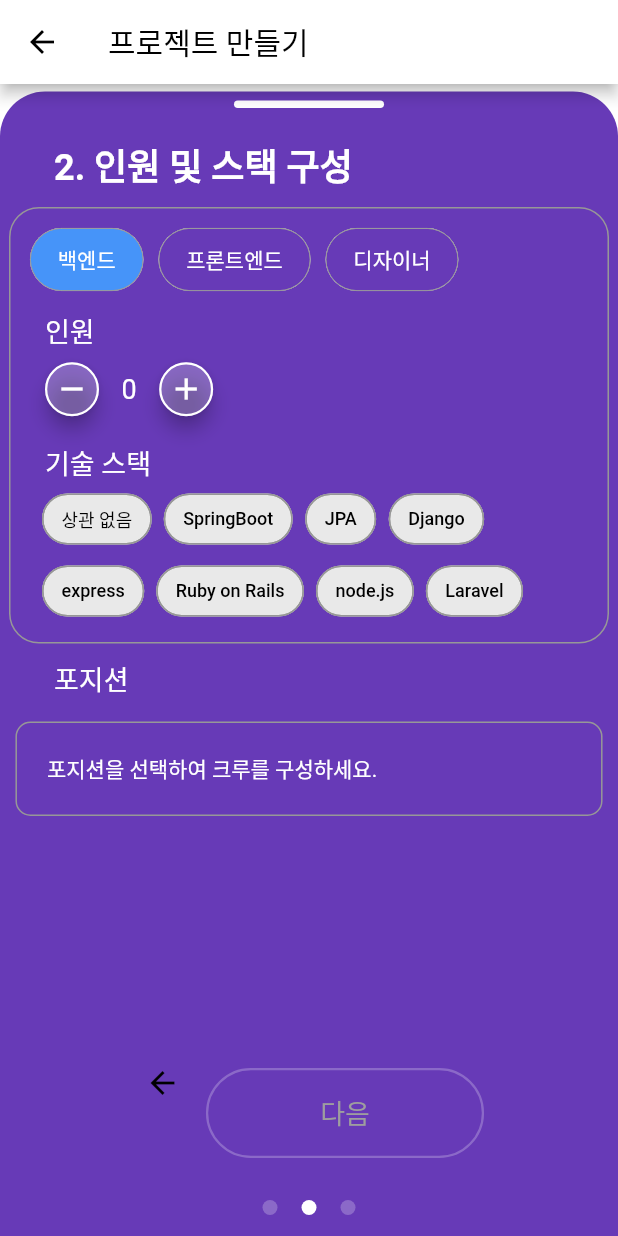
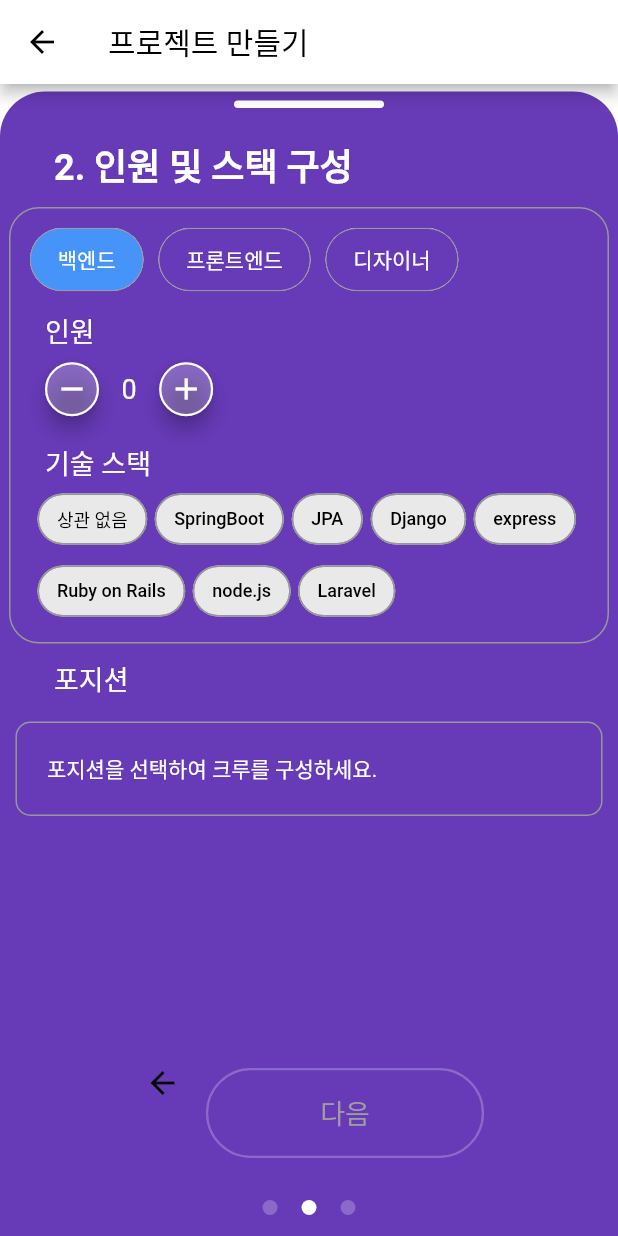
Before and after one commit to wafflestudio/guam_front, a Flutter app: the CreateProjectBoardTwo screen opened directly, after a tap on "백엔드", on a phone screen of 412 x 824 dp. Run offline on Flutter 3.47's test engine with Material 2 defaults, Android fonts, the phone set to English and light mode, and no system bars; our stand-ins replace cloud_firestore, firebase_auth, firebase_core, flutter_form_builder, flutter_slidable, flutter_svg and 3 more; missing offline and left inert: kakao_flutter_sdk; accounts and stored records are empty; network calls fail.

Commit message:
complete page 2

```diff
--- a/lib/screens/projects/creation/create_filter_value_chip.dart
+++ b/lib/screens/projects/creation/create_filter_value_chip.dart
@@ -11,7 +11,7 @@ class CreateFilterValueChip extends StatelessWidget {
   @override
   Widget build(BuildContext context) {
     return Padding(
-      padding: EdgeInsets.only(left: 8),
+      padding: EdgeInsets.only(left: 5),
       child: ChoiceChip(
         label: Text(
           content,
--- a/lib/screens/projects/creation/project_create_body_2.dart
+++ b/lib/screens/projects/creation/project_create_body_2.dart
@@ -6,21 +6,16 @@ import 'package:guam_front/commons/page_status.dart';
 import 'package:guam_front/commons/project_create_container.dart';
 import 'package:guam_front/screens/projects/creation/project_create_body_3.dart';
 import 'package:guam_front/screens/projects/creation/project_create_filter.dart';
-import 'package:hexcolor/hexcolor.dart';
 
 class CreateProjectBoardTwo extends StatefulWidget {
-  final Map _periodOptions = {1: '주', 2: '월'};
-
   @override
   _CreateProjectBoardTwoState createState() => _CreateProjectBoardTwoState();
 }
 
 class _CreateProjectBoardTwoState extends State<CreateProjectBoardTwo> {
-  Map _input = {'title': '', 'period': '', 'description': ''};
 
   @override
   Widget build(BuildContext context) {
-    print(_input);
     return Scaffold(
       backgroundColor: Colors.white,
       appBar: appBar(
--- a/lib/screens/projects/creation/project_create_body_3.dart
+++ b/lib/screens/projects/creation/project_create_body_3.dart
@@ -22,7 +22,7 @@ class _CreateProjectBoardThreeState extends State<CreateProjectBoardThree> {
         leading: Back(),
       ),
       body: Padding(
-          padding: EdgeInsets.only(top: 15),
+          padding: EdgeInsets.only(top: 5),
           child: ProjectCreateContainer(
             content: Column(
               children: [
@@ -38,7 +38,7 @@ class _CreateProjectBoardThreeState extends State<CreateProjectBoardThree> {
                   ),
                 ),
                 Container(
-                  padding: EdgeInsets.only(top: 33, left: 30, bottom: 35),
+                  padding: EdgeInsets.only(top: 20, left: 30, bottom: 10),
                   alignment: Alignment.centerLeft,
                   child: Text(
                     '3. 나의 포지션 선택',
@@ -50,7 +50,7 @@ class _CreateProjectBoardThreeState extends State<CreateProjectBoardThree> {
                   ),
                 ),
                 Container(
-                  padding: EdgeInsets.only(top: 33, left: 30, bottom: 35),
+                  padding: EdgeInsets.only(top: 20, left: 30, bottom: 10),
                   alignment: Alignment.centerLeft,
                   child: Text(
                     '4. 프로젝트 사진 선택',
--- a/lib/screens/projects/creation/project_create_filter.dart
+++ b/lib/screens/projects/creation/project_create_filter.dart
@@ -33,20 +33,23 @@ class TechStackFilter extends StatefulWidget {
 }
 
 class _TechStackFilterState extends State<TechStackFilter> {
-  Map result = {};
   String selectedKey;
   List<String> filterValues;
-  int headCount = 0;
+  Map input = {
+    '백엔드': {'stack': '', 'headcount': 0},
+    '프론트엔드': {'stack': '', 'headcount': 0},
+    '디자이너': {'stack': '', 'headcount': 0},
+  };
 
-  void add() {
+  void add(tech) {
     setState(() {
-      headCount++;
+      input[tech]["headcount"]++;
     });
   }
 
-  void minus() {
+  void minus(tech) {
     setState(() {
-      if (headCount != 0) headCount--;
+      if (input[tech]["headcount"] > 0) input[tech]["headcount"]--;
     });
   }
 
@@ -58,8 +61,8 @@ class _TechStackFilterState extends State<TechStackFilter> {
   }
 
   void selectValue(String value) {
-    setState(() => result[selectedKey] = value);
-    print(result);
+    setState(() => input[selectedKey]["stack"] = value);
+    print(input);
   }
 
   @override
@@ -110,7 +113,7 @@ class _TechStackFilterState extends State<TechStackFilter> {
                         children: [
                           ...filterValues.map((e) => CreateFilterValueChip(
                                 content: e,
-                                selected: result[selectedKey] == e,
+                                selected: input[selectedKey]["stack"] == e,
                                 selectValue: selectValue,
                               ))
                         ],
@@ -153,13 +156,13 @@ class _TechStackFilterState extends State<TechStackFilter> {
               Icons.remove,
               color: Colors.white,
             ),
-            onPressed: minus,
+            onPressed: () => {if (selectedKey != null) minus(selectedKey)},
           ),
         ),
         Container(
           padding: EdgeInsets.all(15),
           child: Text(
-            "$headCount",
+            input[selectedKey]["headcount"].toString(),
             style: TextStyle(fontSize: 18, color: Colors.white),
           ),
         ),
@@ -176,7 +179,9 @@ class _TechStackFilterState extends State<TechStackFilter> {
               Icons.add,
               color: Colors.white,
             ),
-            onPressed: add,
+            onPressed: () => {
+              if (selectedKey != null) add(selectedKey),
+            },
           ),
         ),
       ],
@@ -191,11 +196,10 @@ class _TechStackFilterState extends State<TechStackFilter> {
           border: Border.all(color: HexColor("979797")),
           borderRadius: BorderRadius.circular(10),
         ),
-      child: Column(
-        children: [
-          if ((result["백엔드"] == null) &
-              (result["프론트엔드"] == null) &
-              (result["디자이너"] == null))
+        child: Column(children: [
+          if ((input["백엔드"]["stack"] == '') &
+              (input["프론트엔드"]["stack"] == '') &
+              (input["디자이너"]["stack"] == ''))
             Container(
               alignment: Alignment.centerLeft,
               padding: EdgeInsets.all(20),
@@ -204,71 +208,39 @@ class _TechStackFilterState extends State<TechStackFilter> {
                 style: TextStyle(fontSize: 14, color: Colors.white),
               ),
             ),
-          if (result["백엔드"] != null)
-            Container(
+          if ((input["백엔드"]["stack"] != '') ||
+              (input["프론트엔드"]["stack"] != '') ||
+              (input["디자이너"]["stack"] != ''))
+            Wrap(
+              children: [
+                ...input.entries.map((e) => (input[e.key.toString()]["stack"]
+                            .toString() !=
+                        '')
+                    ? Container(
                         alignment: Alignment.centerLeft,
                         padding: EdgeInsets.fromLTRB(0, 10, 0, 10),
                         child: Row(
-                  mainAxisAlignment: MainAxisAlignment.spaceEvenly,
+                            mainAxisAlignment: MainAxisAlignment.spaceAround,
                             children: [
                               Text(
-                      "백엔드",
-                      style: TextStyle(fontSize: 14, color: Colors.white),
+                                e.key.toString(),
+                                style: TextStyle(
+                                    fontSize: 14, color: Colors.white),
                               ),
                               Text(
-                      "${result['백엔드']}",
-                      style: TextStyle(fontSize: 14, color: Colors.white),
+                                input[e.key.toString()]["stack"].toString(),
+                                style: TextStyle(
+                                    fontSize: 14, color: Colors.white),
                               ),
                               Text(
-                      "$headCount",
-                      style: TextStyle(fontSize: 14, color: Colors.white),
+                                input[e.key.toString()]["headcount"].toString(),
+                                style: TextStyle(
+                                    fontSize: 14, color: Colors.white),
                               ),
-                  ]),
-            ),
-          if (result["프론트엔드"] != null)
-            Container(
-              alignment: Alignment.centerLeft,
-              padding: EdgeInsets.fromLTRB(0, 10, 0, 10),
-              child: Row(
-                  mainAxisAlignment: MainAxisAlignment.spaceEvenly,
-                  children: [
-                    Text(
-                      "프론트엔드",
-                      style: TextStyle(fontSize: 14, color: Colors.white),
-                    ),
-                    Text(
-                      "${result['프론트엔드']}",
-                      style: TextStyle(fontSize: 14, color: Colors.white),
-                    ),
-                    Text(
-                      "$headCount",
-                      style: TextStyle(fontSize: 14, color: Colors.white),
-                    ),
-                  ]),
-            ),
-          if (result["디자이너"] != null)
-            Container(
-              alignment: Alignment.centerLeft,
-              padding: EdgeInsets.fromLTRB(0, 10, 0, 10),
-              child: Row(
-                  mainAxisAlignment: MainAxisAlignment.spaceEvenly,
-                  children: [
-                    Text(
-                      "디자이너",
-                      style: TextStyle(fontSize: 14, color: Colors.white),
-                    ),
-                    Text(
-                      "${result['디자이너']}",
-                      style: TextStyle(fontSize: 14, color: Colors.white),
-                    ),
-                    Text(
-                      "$headCount",
-                      style: TextStyle(fontSize: 14, color: Colors.white),
-                    ),
-                  ]),
-            ),
+                            ]))
+                    : Container())
               ],
             ),
-    );
+        ]));
   }
 }
```
Also changed, not shown: lib/screens/projects/creation/project_create_body_1.dart (+19 -12 lines). Lines whose indentation alone changed are shown as unchanged.
